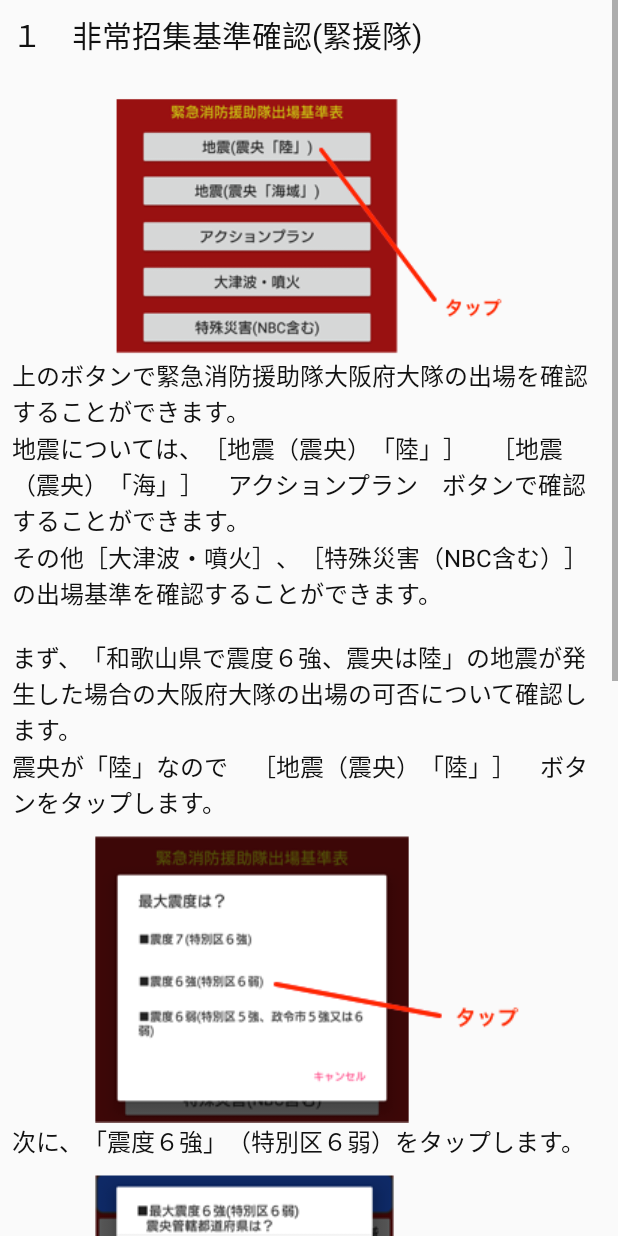
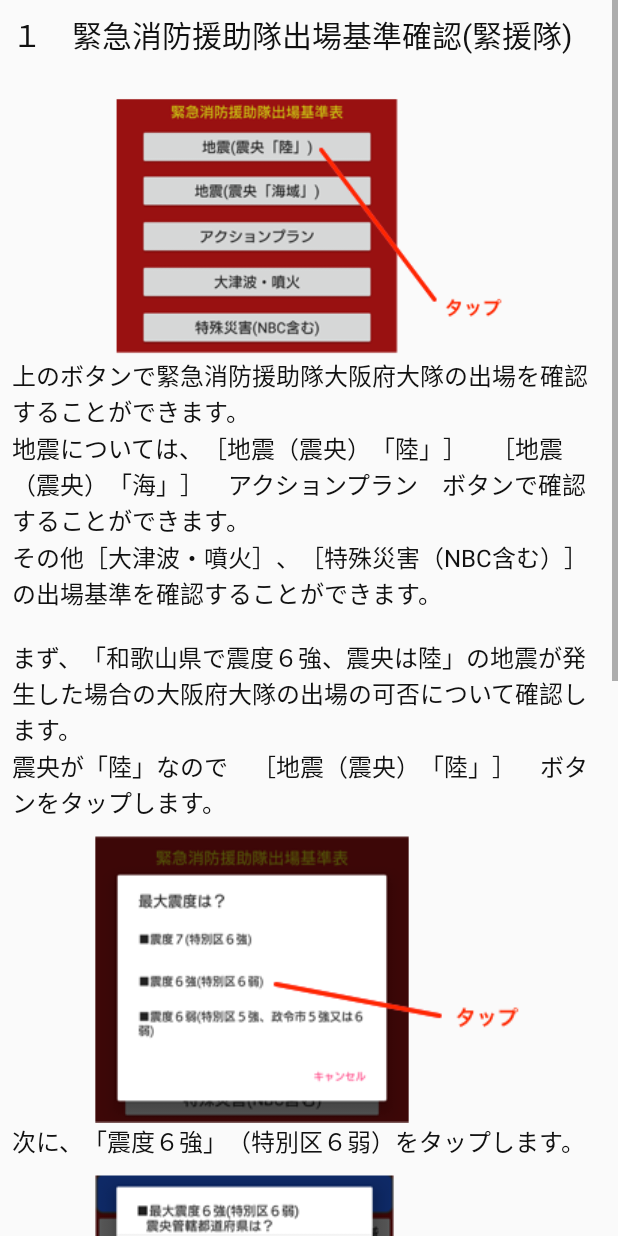
Before and after one commit to tadakazu1972/Kinentai, an Android app: the layout guide44.xml on its own in the app's theme, with its tools: preview values and no code run, on a phone screen of 412 x 824 dp. Run offline under Robolectric (Android 15) with nearby library versions, the phone set to English and light mode, and no system bars.

Commit message:
文言修正　非常召集基準＞緊急消防援助隊出場基準

```diff
--- a/app/src/main/java/osakacityfire/kinentai/GuideActivity.java
+++ b/app/src/main/java/osakacityfire/kinentai/GuideActivity.java
@@ -48,7 +48,7 @@ public class GuideActivity extends AppCompatActivity {
         //以下、リストビューを使って選択ボタン（のように見せる）作成
         ListView mListView = (ListView)findViewById(R.id.listGuide);
         //データを準備
-        String[] title = {"非常招集確認ボタン","情報確認ボタン"};
+        String[] title = {"緊援隊出場基準確認ボタン","情報確認ボタン"};
         String[] content = {"事象に応じた招集命令の確認方法","気象情報、ライフライン等情報の確認方法"};
         String[] number = {"１","２"};
         ArrayList<Guide> guides = new ArrayList<>();
--- a/app/src/main/res/layout/guide44.xml
+++ b/app/src/main/res/layout/guide44.xml
@@ -13,7 +13,7 @@
         <TextView
             android:layout_width="match_parent"
             android:layout_height="wrap_content"
-            android:text="１　非常招集基準確認(緊援隊)"
+            android:text="１　緊急消防援助隊出場基準確認(緊援隊)"
             android:textColor="#111111"
             android:textSize="20sp"
             android:layout_marginBottom="20dp"/>
```
